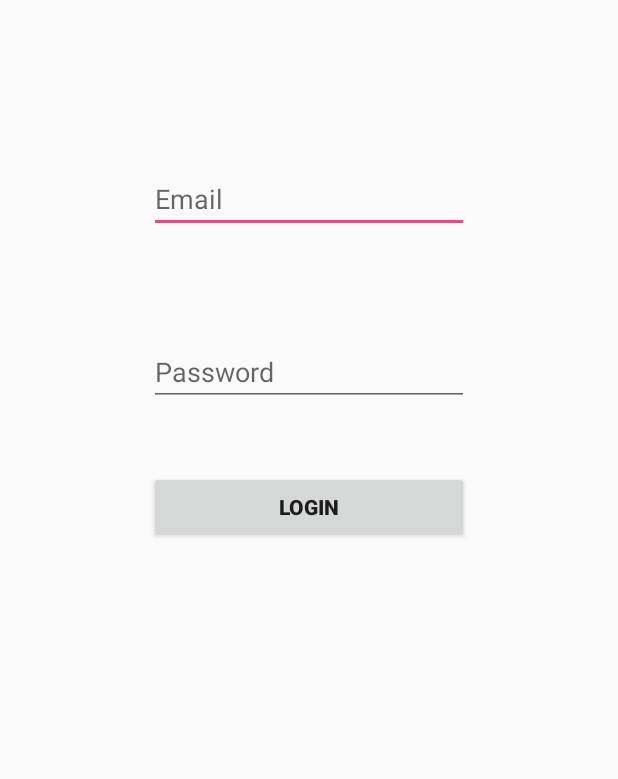
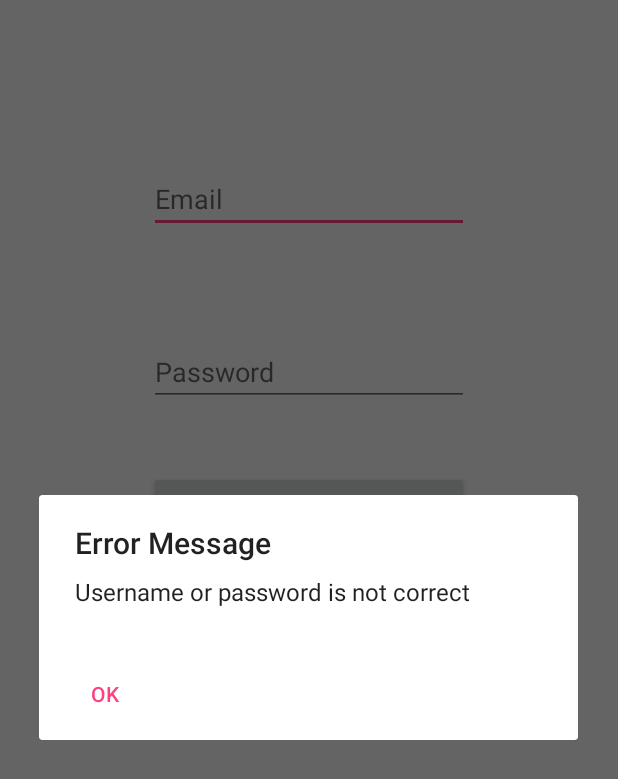
Before and after one commit to DILIPSKUMAR1410/frapp, an Android app: the screen it shows after launch (MainActivity), after a tap on "LOGIN", on a phone screen of 412 x 824 dp. Shown: the top 779 px of the screen. Run offline under Robolectric (Android 15) with nearby library versions, the phone set to English and light mode, and no system bars; our stand-ins replace Volley; network calls fail; 1 statement that could not run was skipped.

```diff
--- a/app/src/main/java/com/lytyfy/deviab/MainActivity.java
+++ b/app/src/main/java/com/lytyfy/deviab/MainActivity.java
@@ -1,8 +1,10 @@
 package com.lytyfy.deviab;
 
 import android.content.Context;
+import android.content.DialogInterface;
 import android.content.Intent;
 import android.os.Bundle;
+import android.support.v7.app.AlertDialog;
 import android.support.v7.app.AppCompatActivity;
 import android.view.View;
 import android.widget.Button;
@@ -85,7 +87,19 @@ public class MainActivity extends AppCompatActivity implements View.OnClickListe
                         } catch (UnsupportedEncodingException e) {
                             e.printStackTrace();
                         }
-                        Toast.makeText(MainActivity.this, error.toString(), Toast.LENGTH_LONG).show();
+//                        Toast.makeText(MainActivity.this, error.toString(), Toast.LENGTH_LONG).show();
+
+                        AlertDialog alertDialog = new AlertDialog.Builder(MainActivity.this).create();
+                        alertDialog.setTitle("Error Message");
+                        alertDialog.setMessage("Username or password is not correct");
+                        alertDialog.setButton(AlertDialog.BUTTON_NEUTRAL, "OK",
+                                new DialogInterface.OnClickListener() {
+                                    public void onClick(DialogInterface dialog, int which) {
+                                        dialog.dismiss();
+                                    }
+                                });
+                        alertDialog.show();
+
                     }
                 });
 
--- a/app/src/main/java/com/lytyfy/deviab/UsersAdapter.java
+++ b/app/src/main/java/com/lytyfy/deviab/UsersAdapter.java
@@ -4,6 +4,7 @@ import android.app.Activity;
 import android.app.Fragment;
 import android.app.FragmentManager;
 import android.app.FragmentTransaction;
+import android.app.ProgressDialog;
 import android.content.Context;
 import android.content.DialogInterface;
 import android.content.Intent;
@@ -151,6 +152,7 @@ public class UsersAdapter extends ArrayAdapter<Borrower> {
                         new DialogInterface.OnClickListener() {
                             public void onClick(DialogInterface dialog, int id) {
                                 dialog.cancel();
+
                             }
                         });
 
```
Also changed, not shown: app/src/main/res/layout/activity_home.xml (+30 -0 lines), app/src/main/res/mipmap-hdpi/banner.jpg (added), app/src/main/res/mipmap-hdpi/logo.png (added).
